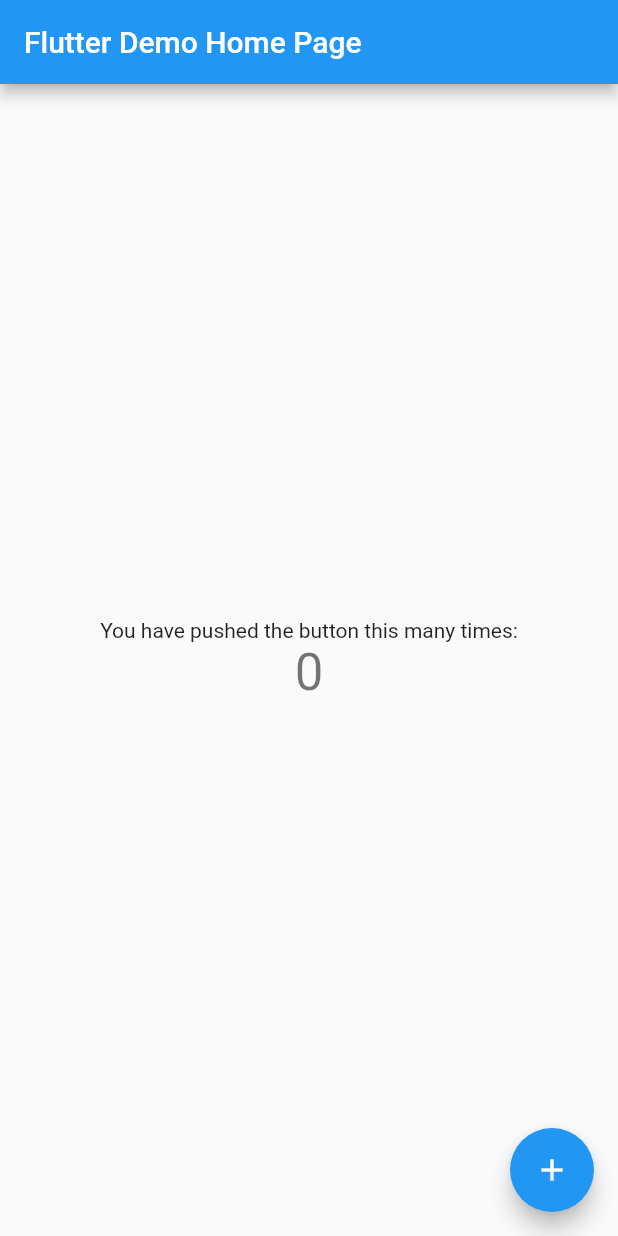
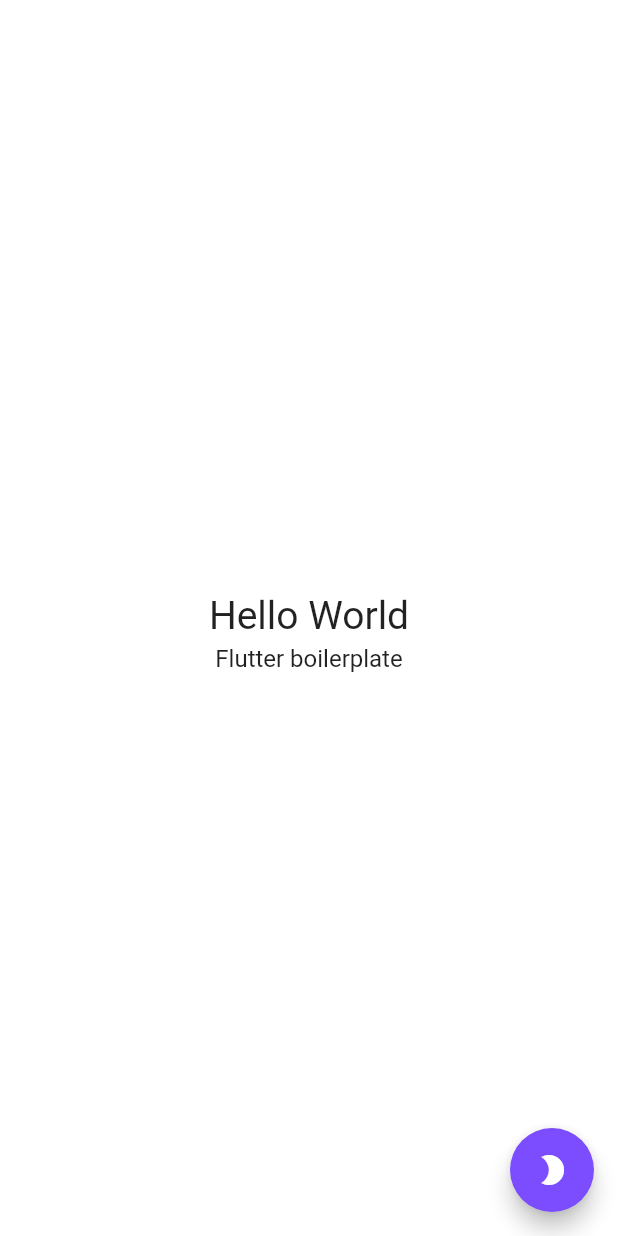
Before and after one commit to ArtMasson/flutter_boilerplate, a Flutter app: the screen it shows after launch, on a phone screen of 412 x 824 dp. Run offline on Flutter 3.47's test engine with Material 2 defaults, Android fonts, the light colour scheme and no system bars; our stand-ins replace flutter_mobx, get_it, mobx, shared_preferences; generated files the repository leaves out were written again.

Commit message:
Clean Arch, Mobx, getIt, and dark theme config

```diff
--- /dev/null
+++ b/lib/app/app.dart
@@ -0,0 +1,40 @@
+import 'package:flutter/material.dart';
+import 'package:flutter_boilerplate/app/config/ui/theme/ui/stores/theme_store.dart';
+import 'package:flutter_boilerplate/app/home/ui/pages/home_page.dart';
+import 'package:flutter_boilerplate/common/injected/module.dart';
+import 'package:flutter_mobx/flutter_mobx.dart';
+import 'package:provider/provider.dart';
+
+class MyApp extends StatelessWidget {
+  final ThemeStore _themeStore = getIt.get<ThemeStore>();
+
+  @override
+  Widget build(BuildContext context) {
+    return MultiProvider(
+      providers: [
+        Provider<ThemeStore>(
+          create: (_) => _themeStore..getTheme(),
+        ),
+      ],
+      child: Consumer<ThemeStore>(
+        builder: (_, ThemeStore value, __) => Observer(
+          builder: (_) => MaterialApp(
+            debugShowCheckedModeBanner: false,
+            onGenerateRoute: generateRoutes,
+            theme: value.theme,
+            initialRoute: '/',
+          ),
+        ),
+      ),
+    );
+  }
+}
+
+Route generateRoutes(RouteSettings settings) {
+  switch (settings.name) {
+    case '/':
+      return MaterialPageRoute(builder: (_) => HomePage());
+    default:
+      return MaterialPageRoute(builder: (_) => HomePage());
+  }
+}
--- /dev/null
+++ b/lib/app/home/ui/pages/home_page.dart
@@ -0,0 +1,61 @@
+import 'package:flutter/material.dart';
+import 'package:flutter/services.dart';
+import 'package:flutter_boilerplate/app/config/ui/theme/ui/stores/theme_store.dart';
+import 'package:flutter_boilerplate/common/injected/module.dart';
+
+class HomePage extends StatefulWidget {
+  @override
+  _HomePageState createState() => _HomePageState();
+}
+
+class _HomePageState extends State<HomePage> {
+  late ThemeStore themeStore = getIt.get<ThemeStore>();
+
+  @override
+  Widget build(BuildContext context) {
+    return Scaffold(
+      floatingActionButton: FloatingActionButton(
+        onPressed: themeStore.toggleTheme,
+        child: themeStore.isDark
+            ? Icon(Icons.brightness_high)
+            : Icon(Icons.brightness_2),
+      ),
+      body: _buildBody(context),
+    );
+  }
+
+  Widget _buildBody(BuildContext context) {
+    return AnnotatedRegion<SystemUiOverlayStyle>(
+      //TODO: Change system appBar color on repository, not in here
+      value: themeStore.isDark
+          ? SystemUiOverlayStyle.light
+          : SystemUiOverlayStyle.dark,
+      child: Center(
+        child: Column(
+          mainAxisAlignment: MainAxisAlignment.center,
+          crossAxisAlignment: CrossAxisAlignment.center,
+          children: <Widget>[
+            SizedBox(
+              height: 20,
+            ),
+            Text(
+              "Hello World",
+              style: TextStyle(
+                fontSize: 26,
+              ),
+            ),
+            SizedBox(
+              height: 4,
+            ),
+            Text(
+              "Flutter boilerplate",
+              style: TextStyle(
+                fontSize: 16,
+              ),
+            ),
+          ],
+        ),
+      ),
+    );
+  }
+}
--- a/lib/main.dart
+++ b/lib/main.dart
@@ -1,64 +1,9 @@
 import 'package:flutter/material.dart';
+import 'package:flutter_boilerplate/app/app.dart';
+import 'package:flutter_boilerplate/common/injected/module.dart';
 
-void main() {
+Future<void> main() async {
+  await configureInjection();
+  WidgetsFlutterBinding.ensureInitialized();
   runApp(MyApp());
 }
-
-class MyApp extends StatelessWidget {
-  @override
-  Widget build(BuildContext context) {
-    return MaterialApp(
-      title: 'Flutter Demo',
-      theme: ThemeData(
-        primarySwatch: Colors.blue,
-      ),
-      home: MyHomePage(title: 'Flutter Demo Home Page'),
-    );
-  }
-}
-
-class MyHomePage extends StatefulWidget {
-  MyHomePage({Key key, this.title}) : super(key: key);
-  final String title;
-
-  @override
-  _MyHomePageState createState() => _MyHomePageState();
-}
-
-class _MyHomePageState extends State<MyHomePage> {
-  int _counter = 0;
-
-  void _incrementCounter() {
-    setState(() {
-      _counter++;
-    });
-  }
-
-  @override
-  Widget build(BuildContext context) {
-    return Scaffold(
-      appBar: AppBar(
-        title: Text(widget.title),
-      ),
-      body: Center(
-        child: Column(
-          mainAxisAlignment: MainAxisAlignment.center,
-          children: <Widget>[
-            Text(
-              'You have pushed the button this many times:',
-            ),
-            Text(
-              '$_counter',
-              style: Theme.of(context).textTheme.headline4,
-            ),
-          ],
-        ),
-      ),
-      floatingActionButton: FloatingActionButton(
-        onPressed: _incrementCounter,
-        tooltip: 'Increment',
-        child: Icon(Icons.add),
-      ),
-    );
-  }
-}
```
Also changed, not shown: lib/app/config/ui/consts/app_consts.dart (added, +17 -0 lines), lib/app/config/ui/theme/app_theme.dart (added, +40 -0 lines), lib/app/config/ui/theme/data/repositories/theme_repository_impl.dart (added, +48 -0 lines), lib/app/config/ui/theme/domain/repositories/theme_repository.dart (added, +8 -0 lines), lib/app/config/ui/theme/ui/stores/theme_store.dart (added, +30 -0 lines), lib/common/injected/module.dart (added, +13 -0 lines), pubspec.yaml (+9 -59 lines), lib/app/config/ui/theme/ui/stores/theme_store.g.dart (added), pubspec.lock, 1 other file.
